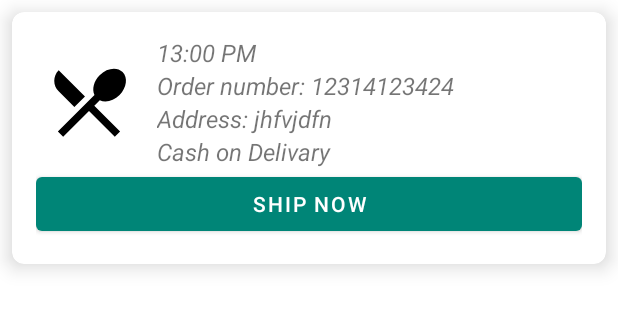
After one commit to meomen/NiceFoodShipper, an Android app: the layout layout_order_shipper.xml on its own in the app's theme, with its tools: preview values and no code run, on a phone screen of 412 x 824 dp. The commit adds this screen. Shown: the top 310 px of the screen. Run offline under Robolectric (Android 15) with nearby library versions, the phone set to English and light mode, and no system bars.

Commit message:
receive order shipper

```diff
--- a/app/src/main/java/com/vuducminh/nicefoodshipper/common/CommonAgr.java
+++ b/app/src/main/java/com/vuducminh/nicefoodshipper/common/CommonAgr.java
@@ -9,5 +9,6 @@ public class CommonAgr {
     public static final String NOTI_TITLE = "title";
     public static final String NOTI_CONTENT = "content";
     public static final String TOKEN_REF = "Tokens";
+    public static final String SHIPPING_ORDER_REF = "ShippingOrderModel";
     public static final String URL_FCM = "https://fom.googleapis.com/";
 }
--- /dev/null
+++ b/app/src/main/res/layout/layout_order_shipper.xml
@@ -0,0 +1,80 @@
+<?xml version="1.0" encoding="utf-8"?>
+<androidx.cardview.widget.CardView xmlns:android="http://schemas.android.com/apk/res/android"
+    xmlns:app="http://schemas.android.com/apk/res-auto"
+    android:orientation="vertical" android:layout_width="match_parent"
+    android:layout_height="wrap_content"
+    android:layout_margin="8dp"
+    app:cardCornerRadius="8dp"
+    app:cardElevation="8dp">
+
+    <LinearLayout
+        android:layout_width="match_parent"
+        android:layout_height="wrap_content"
+        android:orientation="vertical"
+        android:padding="16dp">
+
+
+        <LinearLayout
+            android:layout_width="match_parent"
+            android:layout_height="wrap_content"
+            android:orientation="horizontal"
+            android:weightSum="10">
+
+            <ImageView
+                android:id="@+id/img_food"
+                android:layout_width="0dp"
+                android:layout_height="60dp"
+                android:layout_weight="2"
+                android:layout_gravity="center"
+                android:layout_marginRight="10dp"
+                android:src="@drawable/ic_restaurant_menu_black_24dp"/>
+
+            <LinearLayout
+                android:layout_weight="8"
+                android:layout_width="0dp"
+                android:layout_height="wrap_content"
+                android:orientation="vertical">
+
+                <TextView
+                    android:id="@+id/tv_date"
+                    android:layout_width="match_parent"
+                    android:layout_height="wrap_content"
+                    android:text="13:00 PM"
+                    android:textSize="16sp"
+                    android:textStyle="italic"/>
+
+                <TextView
+                    android:id="@+id/tv_order_number"
+                    android:layout_width="match_parent"
+                    android:layout_height="wrap_content"
+                    android:text="Order number: 12314123424"
+                    android:textSize="16sp"
+                    android:textStyle="italic"/>
+
+                <TextView
+                    android:id="@+id/tv_order_address"
+                    android:layout_width="match_parent"
+                    android:layout_height="wrap_content"
+                    android:text="Address: jhfvjdfn"
+                    android:textSize="16sp"
+                    android:textStyle="italic"/>
+                <TextView
+                    android:id="@+id/tv_payment"
+                    android:layout_width="match_parent"
+                    android:layout_height="wrap_content"
+                    android:text="Cash on Delivary"
+                    android:textSize="16sp"
+                    android:textStyle="italic"/>
+            </LinearLayout>
+
+        </LinearLayout>
+
+        <com.google.android.material.button.MaterialButton
+            android:id="@+id/btn_ship_now"
+            android:layout_width="match_parent"
+            android:layout_height="wrap_content"
+            android:layout_gravity="center"
+            android:text="Ship Now" />
+    </LinearLayout>
+
+</androidx.cardview.widget.CardView>
--- a/app/src/main/res/values/styles.xml
+++ b/app/src/main/res/values/styles.xml
@@ -1,7 +1,7 @@
 <resources>
 
     <!-- Base application theme. -->
-    <style name="AppTheme" parent="Theme.AppCompat.Light.DarkActionBar">
+    <style name="AppTheme" parent="Theme.MaterialComponents.Light.NoActionBar">
         <!-- Customize your theme here. -->
         <item name="colorPrimary">@color/colorPrimary</item>
         <item name="colorPrimaryDark">@color/colorPrimaryDark</item>
```
Also changed, not shown: app/build.gradle (+9 -0 lines), app/src/main/java/com/vuducminh/nicefoodshipper/HomeActivity.java (+2 -8 lines), app/src/main/java/com/vuducminh/nicefoodshipper/adapter/MyShippingOrderAdapter.java (added, +96 -0 lines), app/src/main/java/com/vuducminh/nicefoodshipper/callback/IShippingOrderCallbackListener.java (added, +10 -0 lines), app/src/main/java/com/vuducminh/nicefoodshipper/model/CartItem.java (added, +99 -0 lines), app/src/main/java/com/vuducminh/nicefoodshipper/model/OrderModel.java (added, +171 -0 lines), app/src/main/java/com/vuducminh/nicefoodshipper/model/ShippingOrderModel.java (added, +69 -0 lines), app/src/main/java/com/vuducminh/nicefoodshipper/ui/home/HomeFragment.java (+41 -6 lines), app/src/main/java/com/vuducminh/nicefoodshipper/ui/home/HomeViewModel.java (+63 -6 lines), app/src/main/res/anim/item_animation_from_left.xml (added, +13 -0 lines), app/src/main/res/anim/layout_slide_from_left.xml (added, +7 -0 lines), app/src/main/res/layout/app_bar_home.xml (+0 -7 lines), app/src/main/res/layout/fragment_home.xml (+8 -15 lines).
